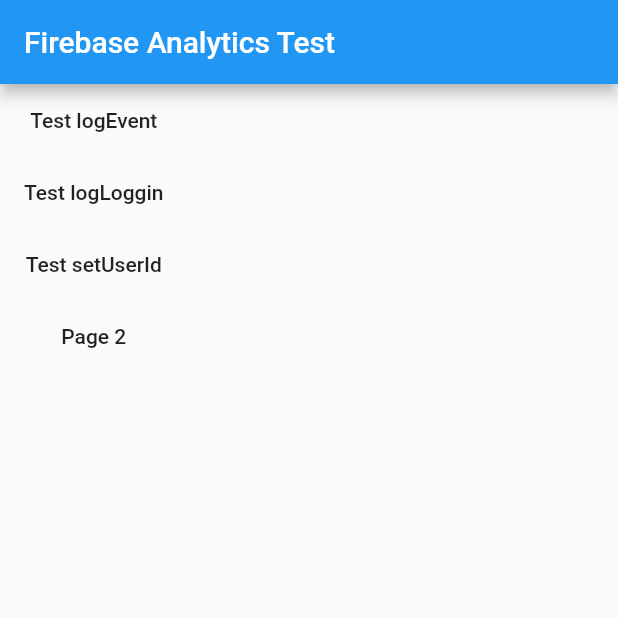
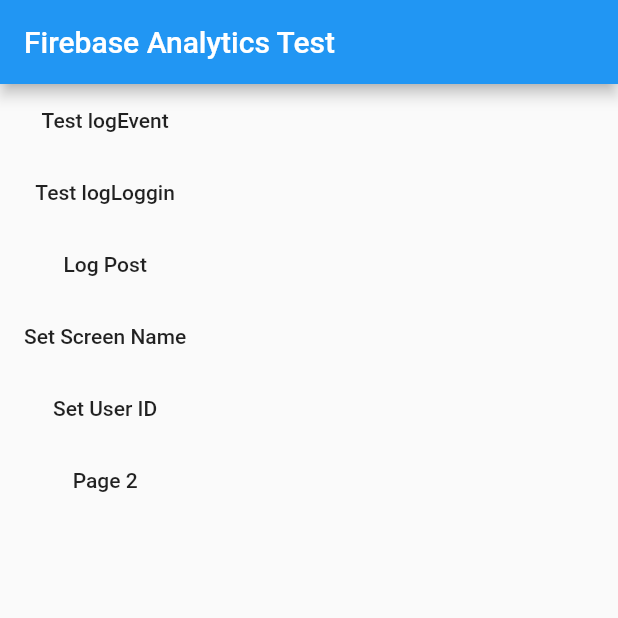
Before and after one commit to AsmaaRihan/DatabaseAcquisitionSystem, a Flutter app: the screen it shows after launch, after a tap on "Test logEvent", on a phone screen of 412 x 824 dp, the top half of it. Run offline on Flutter 3.47's test engine with Material 2 defaults, Android fonts, the phone set to English and light mode, and no system bars; our stand-ins replace firebase_analytics, firebase_auth, firebase_core; accounts and stored records are empty; network calls fail.

Commit message:
Rest of functions

```diff
--- a/lib/MainPage.dart
+++ b/lib/MainPage.dart
@@ -33,16 +33,27 @@ class _MainPageState extends State<MainPage> {
           ),
           MaterialButton(
             onPressed: () {
-              // analyticsService.logLoggin();
+              analyticsService.logLoggin();
             },
             child: const Text('Test logLoggin'),
           ),
           MaterialButton(
             onPressed: () {
-              analyticsService.setUserProperties(
-                  userId: '12345678901234567890123456789');
+              analyticsService.logPostCreated();
             },
-            child: const Text('Test setUserId'),
+            child: const Text('Log Post'),
+          ),
+          MaterialButton(
+            onPressed: () {
+              analyticsService.setScreenName(name: 'Main  2Page');
+            },
+            child: const Text('Set Screen Name'),
+          ),
+          MaterialButton(
+            onPressed: () {
+              analyticsService.setUserId();
+            },
+            child: const Text('Set User ID'),
           ),
           MaterialButton(
             onPressed: () {
--- a/lib/Services/AnalyticsService.dart
+++ b/lib/Services/AnalyticsService.dart
@@ -3,19 +3,13 @@ import 'package:firebase_analytics/observer.dart';
 import 'package:flutter/material.dart';
 
 class AnalyticsService {
-  final FirebaseAnalytics _anylytics = new FirebaseAnalytics();
+  final FirebaseAnalytics _analytics = new FirebaseAnalytics();
   FirebaseAnalyticsObserver getAnalyticsOberver() =>
-      FirebaseAnalyticsObserver(analytics: _anylytics);
-
-  Future setUserProperties({@required String userId}) async {
-    await _anylytics.setUserId(userId);
-    await _anylytics.setUserProperty(
-        name: 'UserTesting', value: 'Testing User Proprrty');
-    print('setUserProperties succeeded');
-  }
+      FirebaseAnalyticsObserver(analytics: _analytics);
 
   Future<void> sendAnalyticsEvent(int number, name) async {
-    await _anylytics
+    //tested
+    await _analytics
         .logEvent(
           name:
               'Test_Analytics', // name that will be show in the debuge console
@@ -28,35 +22,39 @@ class AnalyticsService {
         )
         .whenComplete(() => print('logEvent succeeded'))
         .catchError((e) => print('Error in LogEvent: $e'));
-    setScreenName(name);
   }
 
-  Future setScreenName(String name) async {
-    await _anylytics
-        .setCurrentScreen(
-          screenName: name,
-        )
-        .whenComplete(() => print('SetCurrentScreen succeeded'));
+  Future logLoggin() async {
+    //tested
+    await _analytics.logLogin(loginMethod: 'email');
+    print('loggingEvent');
   }
 
-  // Future<void> setScreenName({@required String name}) async {
-  //   await _anylytics
-  //       .setCurrentScreen(screenName: name)
-  //       .then((value) => print('Name is $name'));
-  // }
-
-  Future logLoggin() async {
-    await _anylytics.logLogin(loginMethod: 'email');
+  Future logPostCreated() async {
+    //tested
+    await _analytics
+        .logEvent(name: 'creatingPost', parameters: {'has_image': true});
+    print('post');
   }
 
-  // Future logSignUp() async {
-  //   await _anylytics.logSignUp(signUpMethod: 'email');
-  // }
+  Future<void> setScreenName({@required String name}) async {
+    // sets the firebase screen name in the Event
+    await _analytics
+        .setCurrentScreen(screenName: name)
+        .then((value) => print('Name is $name'));
+    print('Set Screen Name');
+  }
 
-  // Future logPostCreated() async {
-  //   await _anylytics
-  //       .logEvent(name: 'creat_Post', parameters: {'has_image': true});
-  // }
+  Future logSignUp() async {
+    await _analytics.logSignUp(signUpMethod: 'email');
+  }
+
+  Future<void> setUserId() async {
+    await _analytics.setUserId('1856474856534654');
+    await _analytics.setUserProperty(name: 'TestIsWorking', value: 'OK');
+    print('setUserId succeeded');
+    print('Set User Id');
+  }
 
   //  Navigator.of(context).push(MaterialPageRoute(
   //       builder: (context) => HomeView(),
```
